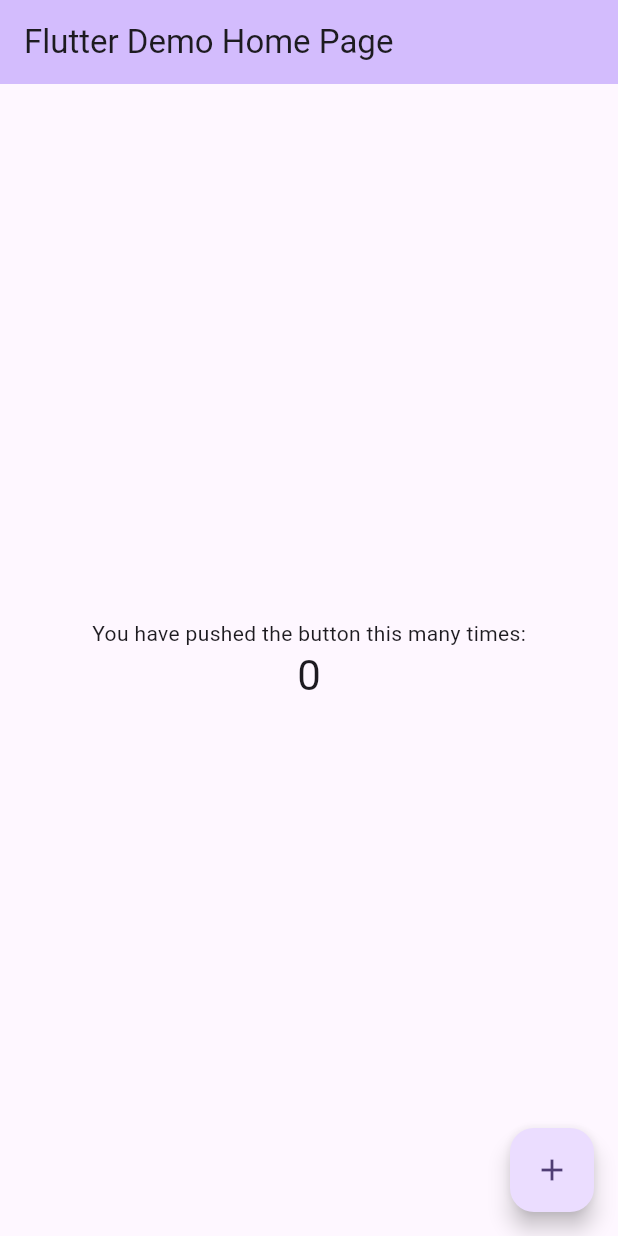
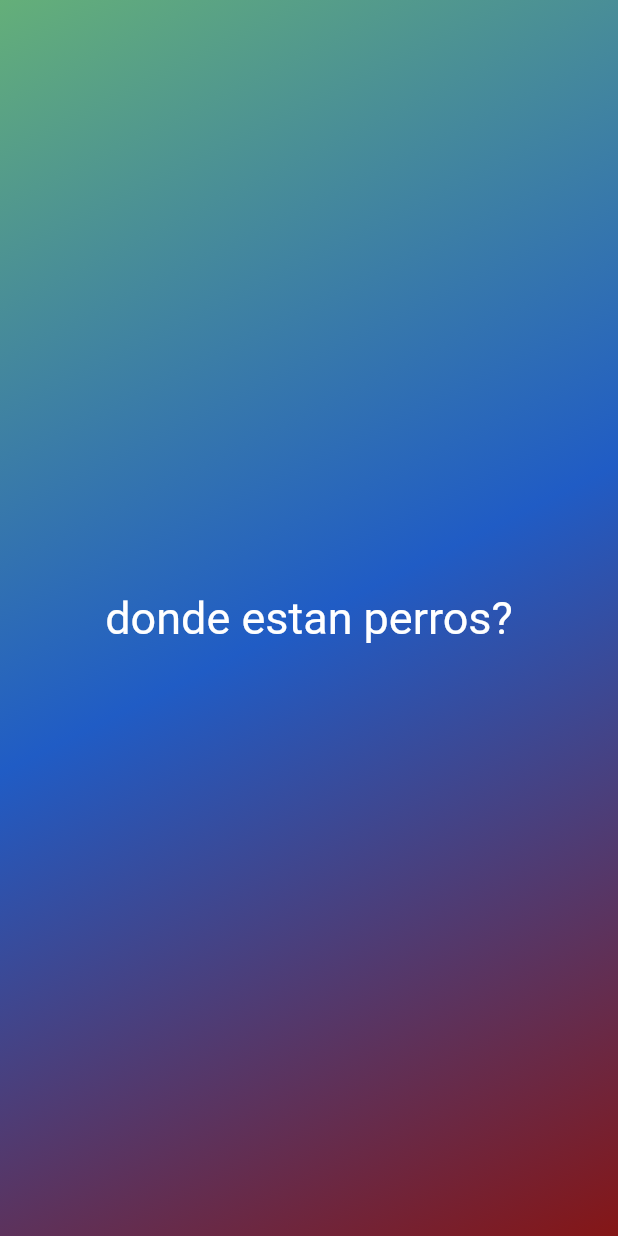
Before and after one commit to DereckAn/FlutterProjects, a Flutter app: the screen it shows after launch, on a phone screen of 412 x 824 dp. Run offline on Flutter 3.47's test engine with Material 2 defaults, Android fonts, the phone set to English and light mode, and no system bars.

Commit message:
haciendo nada

```diff
--- a/dice/lib/main.dart
+++ b/dice/lib/main.dart
@@ -1,125 +1,26 @@
 import 'package:flutter/material.dart';
 
 void main() {
-  runApp(const MyApp());
-}
-
-class MyApp extends StatelessWidget {
-  const MyApp({super.key});
-
-  // This widget is the root of your application.
-  @override
-  Widget build(BuildContext context) {
-    return MaterialApp(
-      title: 'Flutter Demo',
-      theme: ThemeData(
-        // This is the theme of your application.
-        //
-        // TRY THIS: Try running your application with "flutter run". You'll see
-        // the application has a blue toolbar. Then, without quitting the app,
-        // try changing the seedColor in the colorScheme below to Colors.green
-        // and then invoke "hot reload" (save your changes or press the "hot
-        // reload" button in a Flutter-supported IDE, or press "r" if you used
-        // the command line to start the app).
-        //
-        // Notice that the counter didn't reset back to zero; the application
-        // state is not lost during the reload. To reset the state, use hot
-        // restart instead.
-        //
-        // This works for code too, not just values: Most code changes can be
-        // tested with just a hot reload.
-        colorScheme: ColorScheme.fromSeed(seedColor: Colors.deepPurple),
-        useMaterial3: true,
-      ),
-      home: const MyHomePage(title: 'Flutter Demo Home Page'),
-    );
-  }
-}
-
-class MyHomePage extends StatefulWidget {
-  const MyHomePage({super.key, required this.title});
-
-  // This widget is the home page of your application. It is stateful, meaning
-  // that it has a State object (defined below) that contains fields that affect
-  // how it looks.
-
-  // This class is the configuration for the state. It holds the values (in this
-  // case the title) provided by the parent (in this case the App widget) and
-  // used by the build method of the State. Fields in a Widget subclass are
-  // always marked "final".
-
-  final String title;
-
-  @override
-  State<MyHomePage> createState() => _MyHomePageState();
-}
-
-class _MyHomePageState extends State<MyHomePage> {
-  int _counter = 0;
-
-  void _incrementCounter() {
-    setState(() {
-      // This call to setState tells the Flutter framework that something has
-      // changed in this State, which causes it to rerun the build method below
-      // so that the display can reflect the updated values. If we changed
-      // _counter without calling setState(), then the build method would not be
-      // called again, and so nothing would appear to happen.
-      _counter++;
-    });
-  }
-
-  @override
-  Widget build(BuildContext context) {
-    // This method is rerun every time setState is called, for instance as done
-    // by the _incrementCounter method above.
-    //
-    // The Flutter framework has been optimized to make rerunning build methods
-    // fast, so that you can just rebuild anything that needs updating rather
-    // than having to individually change instances of widgets.
-    return Scaffold(
-      appBar: AppBar(
-        // TRY THIS: Try changing the color here to a specific color (to
-        // Colors.amber, perhaps?) and trigger a hot reload to see the AppBar
-        // change color while the other colors stay the same.
-        backgroundColor: Theme.of(context).colorScheme.inversePrimary,
-        // Here we take the value from the MyHomePage object that was created by
-        // the App.build method, and use it to set our appbar title.
-        title: Text(widget.title),
-      ),
-      body: Center(
-        // Center is a layout widget. It takes a single child and positions it
-        // in the middle of the parent.
-        child: Column(
-          // Column is also a layout widget. It takes a list of children and
-          // arranges them vertically. By default, it sizes itself to fit its
-          // children horizontally, and tries to be as tall as its parent.
-          //
-          // Column has various properties to control how it sizes itself and
-          // how it positions its children. Here we use mainAxisAlignment to
-          // center the children vertically; the main axis here is the vertical
-          // axis because Columns are vertical (the cross axis would be
-          // horizontal).
-          //
-          // TRY THIS: Invoke "debug painting" (choose the "Toggle Debug Paint"
-          // action in the IDE, or press "p" in the console), to see the
-          // wireframe for each widget.
-          mainAxisAlignment: MainAxisAlignment.center,
-          children: <Widget>[
-            const Text(
-              'You have pushed the button this many times:',
+  runApp(
+    MaterialApp(
+      home: Scaffold(
+        // backgroundColor: Color.fromARGB(255, 57, 133, 90),
+        body: Container(
+          decoration: const BoxDecoration(
+            gradient: LinearGradient(colors: [
+              Color.fromARGB(255, 100, 175, 121),
+              Color.fromARGB(255, 32, 92, 197),
+              Color.fromARGB(255, 133, 22, 22),
+            ], begin: Alignment.topLeft, end: Alignment.bottomRight),
+          ),
+          child: const Center(
+            child: Text(
+              "donde estan perros?",
+              style: TextStyle(fontSize: 30, color: Colors.white),
             ),
-            Text(
-              '$_counter',
-              style: Theme.of(context).textTheme.headlineMedium,
-            ),
-          ],
+          ),
         ),
       ),
-      floatingActionButton: FloatingActionButton(
-        onPressed: _incrementCounter,
-        tooltip: 'Increment',
-        child: const Icon(Icons.add),
-      ), // This trailing comma makes auto-formatting nicer for build methods.
-    );
-  }
+    ),
+  );
 }
```
Also changed, not shown: 1 other file.
